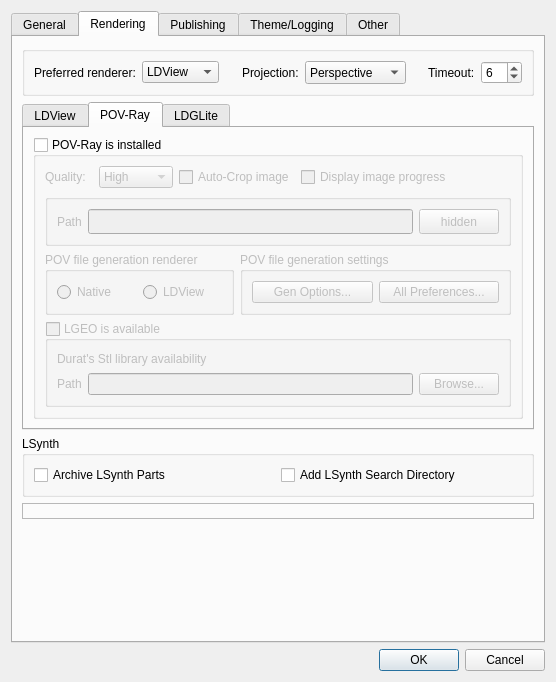
trevorsandy/lpub3d-ci, file mainApp/preferences.ui: the form before one commit.
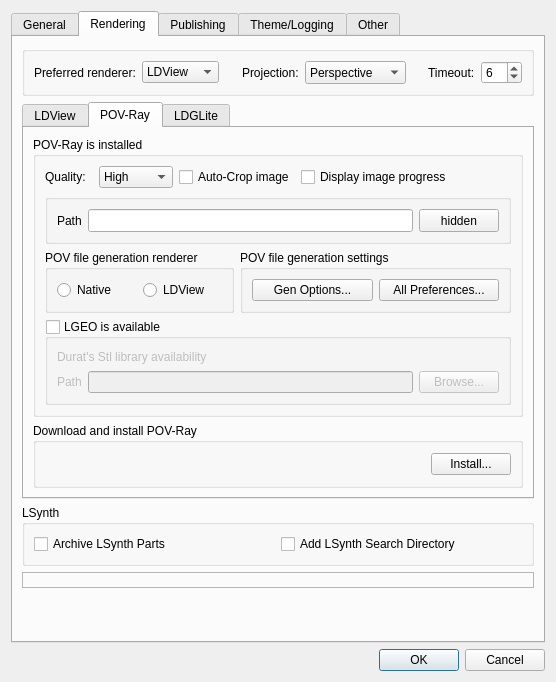
The form after the commit. The open tabs and pages were chosen to show the change.

Commit message: Download renderers - setup preferences install #541

```diff
--- a/mainApp/preferences.ui
+++ b/mainApp/preferences.ui
@@ -1136,7 +1136,7 @@
               <string>POV-Ray is installed</string>
              </property>
              <property name="checkable">
-              <bool>true</bool>
+              <bool>false</bool>
              </property>
              <property name="checked">
               <bool>false</bool>
@@ -1431,6 +1431,35 @@
              </layout>
             </widget>
            </item>
+           <item>
+            <widget class="QGroupBox" name="povrayInstallBox">
+             <property name="title">
+              <string>Download and install POV-Ray</string>
+             </property>
+             <layout class="QHBoxLayout" name="horizontalLayout_21">
+              <item>
+               <spacer name="horizontalSpacer_10">
+                <property name="orientation">
+                 <enum>Qt::Horizontal</enum>
+                </property>
+                <property name="sizeHint" stdset="0">
+                 <size>
+                  <width>40</width>
+                  <height>20</height>
+                 </size>
+                </property>
+               </spacer>
+              </item>
+              <item>
+               <widget class="QPushButton" name="povrayInstall">
+                <property name="text">
+                 <string>Install...</string>
+                </property>
+               </widget>
+              </item>
+             </layout>
+            </widget>
+           </item>
           </layout>
          </widget>
          <widget class="QWidget" name="LDGLiteTab">
```
Left out of the diff: 237 changed lines with no effect on the pictures. The commit also changes 1 other file.
